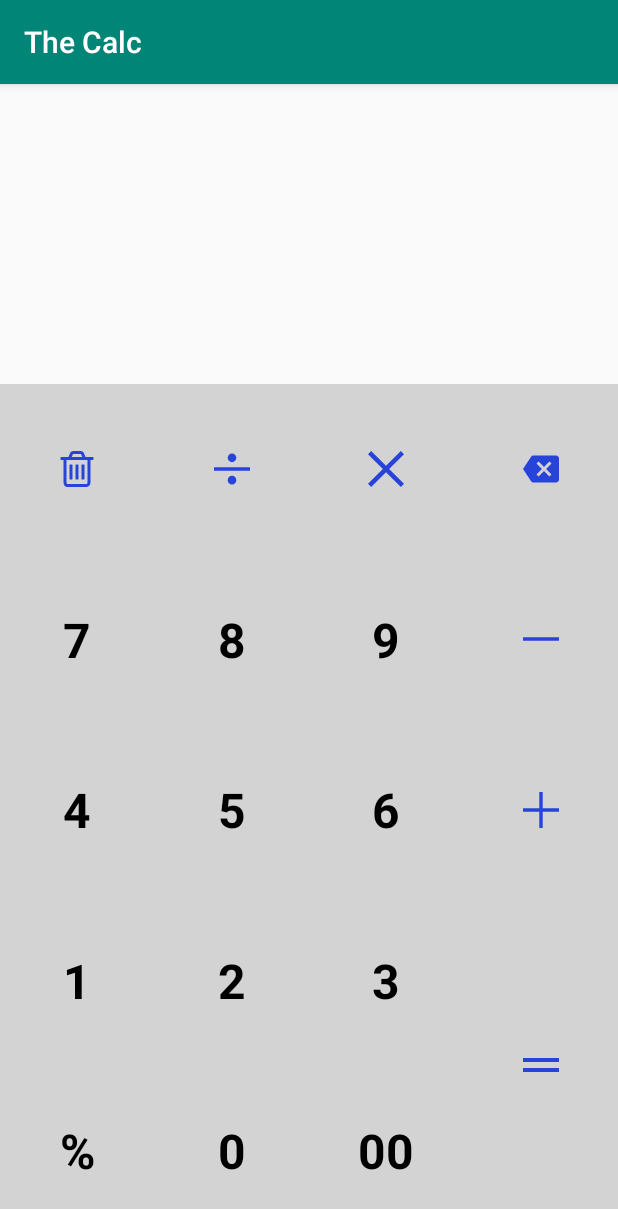
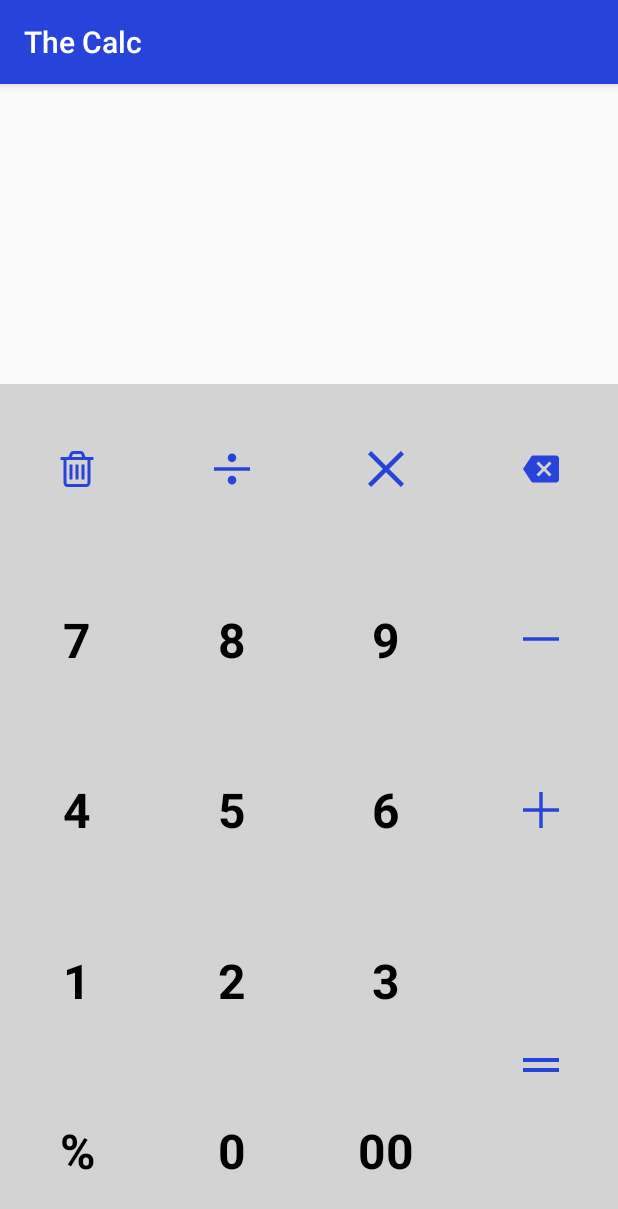
Before and after one commit to SulthanNK/The-Calc, an Android app: the screen it shows after launch (MainActivity), on a phone screen of 412 x 824 dp. Shown: the top 1209 px of the screen. Run offline under Robolectric (Android 15) with nearby library versions, the phone set to English and light mode, and no system bars.

Commit message:
Finished changes !

```diff
--- a/app/src/main/java/com/sulthan/thecalc/calculatoroutput/CalculatorOutputPresenter.kt
+++ b/app/src/main/java/com/sulthan/thecalc/calculatoroutput/CalculatorOutputPresenter.kt
@@ -18,6 +18,8 @@ object CalculatorOutputPresenter {
 
     fun attach(view: CalculatorOutputInterfaceView) {
         mmView = view
+        updateEquation()
+        updateOutcome()
     }
 
     fun detach() {
--- a/app/src/main/res/drawable-v24/ic_launcher_foreground.xml
+++ b/app/src/main/res/drawable-v24/ic_launcher_foreground.xml
@@ -1,30 +1,50 @@
 <vector xmlns:android="http://schemas.android.com/apk/res/android"
-    xmlns:aapt="http://schemas.android.com/aapt"
     android:width="108dp"
     android:height="108dp"
     android:viewportWidth="108"
     android:viewportHeight="108">
-    <path android:pathData="M31,63.928c0,0 6.4,-11 12.1,-13.1c7.2,-2.6 26,-1.4 26,-1.4l38.1,38.1L107,108.928l-32,-1L31,63.928z">
-        <aapt:attr name="android:fillColor">
-            <gradient
-                android:endX="85.84757"
-                android:endY="92.4963"
-                android:startX="42.9492"
-                android:startY="49.59793"
-                android:type="linear">
-                <item
-                    android:color="#44000000"
-                    android:offset="0.0" />
-                <item
-                    android:color="#00000000"
-                    android:offset="1.0" />
-            </gradient>
-        </aapt:attr>
-    </path>
-    <path
-        android:fillColor="#FFFFFF"
-        android:fillType="nonZero"
-        android:pathData="M65.3,45.828l3.8,-6.6c0.2,-0.4 0.1,-0.9 -0.3,-1.1c-0.4,-0.2 -0.9,-0.1 -1.1,0.3l-3.9,6.7c-6.3,-2.8 -13.4,-2.8 -19.7,0l-3.9,-6.7c-0.2,-0.4 -0.7,-0.5 -1.1,-0.3C38.8,38.328 38.7,38.828 38.9,39.228l3.8,6.6C36.2,49.428 31.7,56.028 31,63.928h46C76.3,56.028 71.8,49.428 65.3,45.828zM43.4,57.328c-0.8,0 -1.5,-0.5 -1.8,-1.2c-0.3,-0.7 -0.1,-1.5 0.4,-2.1c0.5,-0.5 1.4,-0.7 2.1,-0.4c0.7,0.3 1.2,1 1.2,1.8C45.3,56.528 44.5,57.328 43.4,57.328L43.4,57.328zM64.6,57.328c-0.8,0 -1.5,-0.5 -1.8,-1.2s-0.1,-1.5 0.4,-2.1c0.5,-0.5 1.4,-0.7 2.1,-0.4c0.7,0.3 1.2,1 1.2,1.8C66.5,56.528 65.6,57.328 64.6,57.328L64.6,57.328z"
-        android:strokeWidth="1"
-        android:strokeColor="#00000000" />
+    <group android:scaleX="0.7714286"
+        android:scaleY="0.7714286"
+        android:translateX="32.4"
+        android:translateY="32.4">
+        <path
+            android:pathData="M0,0h28v28h-28z"
+            android:fillColor="#EBBA16"/>
+        <path
+            android:pathData="M28,0h28v28h-28z"
+            android:fillColor="#ED8A19"/>
+        <path
+            android:pathData="M0,28h28v28h-28z"
+            android:fillColor="#ED8A19"/>
+        <path
+            android:pathData="M28,28h28v28h-28z"
+            android:fillColor="#556080"/>
+        <path
+            android:pathData="M48,46H36c-0.552,0 -1,-0.447 -1,-1s0.448,-1 1,-1h12c0.552,0 1,0.447 1,1S48.552,46 48,46z"
+            android:fillColor="#FFFFFF"/>
+        <path
+            android:pathData="M48,40H36c-0.552,0 -1,-0.447 -1,-1s0.448,-1 1,-1h12c0.552,0 1,0.447 1,1S48.552,40 48,40z"
+            android:fillColor="#FFFFFF"/>
+        <path
+            android:pathData="M14,43c-0.256,0 -0.512,-0.098 -0.707,-0.293c-0.391,-0.391 -0.391,-1.023 0,-1.414l5,-5c0.391,-0.391 1.023,-0.391 1.414,0s0.391,1.023 0,1.414l-5,5C14.512,42.902 14.256,43 14,43z"
+            android:fillColor="#FFFFFF"/>
+        <path
+            android:pathData="M9,48c-0.256,0 -0.512,-0.098 -0.707,-0.293c-0.391,-0.391 -0.391,-1.023 0,-1.414l5,-5c0.391,-0.391 1.023,-0.391 1.414,0s0.391,1.023 0,1.414l-5,5C9.512,47.902 9.256,48 9,48z"
+            android:fillColor="#FFFFFF"/>
+        <path
+            android:pathData="M19,48c-0.256,0 -0.512,-0.098 -0.707,-0.293l-5,-5c-0.391,-0.391 -0.391,-1.023 0,-1.414s1.023,-0.391 1.414,0l5,5c0.391,0.391 0.391,1.023 0,1.414C19.512,47.902 19.256,48 19,48z"
+            android:fillColor="#FFFFFF"/>
+        <path
+            android:pathData="M14,43c-0.256,0 -0.512,-0.098 -0.707,-0.293l-5,-5c-0.391,-0.391 -0.391,-1.023 0,-1.414s1.023,-0.391 1.414,0l5,5c0.391,0.391 0.391,1.023 0,1.414C14.512,42.902 14.256,43 14,43z"
+            android:fillColor="#FFFFFF"/>
+        <path
+            android:pathData="M20,15H8c-0.552,0 -1,-0.447 -1,-1s0.448,-1 1,-1h12c0.552,0 1,0.447 1,1S20.552,15 20,15z"
+            android:fillColor="#FFFFFF"/>
+        <path
+            android:pathData="M14,21c-0.552,0 -1,-0.447 -1,-1V8c0,-0.553 0.448,-1 1,-1s1,0.447 1,1v12C15,20.553 14.552,21 14,21z"
+            android:fillColor="#FFFFFF"/>
+        <path
+            android:pathData="M48,15H36c-0.552,0 -1,-0.447 -1,-1s0.448,-1 1,-1h12c0.552,0 1,0.447 1,1S48.552,15 48,15z"
+            android:fillColor="#FFFFFF"/>
+    </group>
 </vector>
--- /dev/null
+++ b/app/src/main/res/layout-land/activity_main.xml
@@ -0,0 +1,213 @@
+<?xml version="1.0" encoding="utf-8"?>
+<LinearLayout
+    xmlns:android="http://schemas.android.com/apk/res/android"
+    android:orientation="horizontal"
+    android:layout_width="match_parent"
+    android:layout_height="match_parent">
+
+    <com.sulthan.thecalc.calculatoroutput.CalculatorOutputView
+        android:id="@+id/output_layout"
+        android:layout_weight="1"
+        android:layout_width="0dp"
+        android:layout_height="match_parent"/>
+
+    <androidx.constraintlayout.widget.ConstraintLayout
+
+        xmlns:app="http://schemas.android.com/apk/res-auto"
+        android:layout_weight="1"
+        android:layout_width="0dp"
+        android:layout_height="match_parent">
+
+        <com.sulthan.thecalc.CalculatorInputView
+            android:id="@+id/key_clear"
+            android:layout_width="0dp"
+            android:layout_height="0dp"
+            app:item_icon="@drawable/ic_trash"
+            app:layout_constraintBottom_toTopOf="@id/key_7"
+            app:layout_constraintEnd_toStartOf="@id/key_divide"
+            app:layout_constraintStart_toStartOf="parent"
+            app:layout_constraintTop_toTopOf="parent" />
+
+        <com.sulthan.thecalc.CalculatorInputView
+            android:id="@+id/key_7"
+            android:layout_width="0dp"
+            android:layout_height="0dp"
+            app:item_text="7"
+            app:layout_constraintBottom_toTopOf="@id/key_4"
+            app:layout_constraintEnd_toStartOf="@id/key_8"
+            app:layout_constraintStart_toStartOf="parent"
+            app:layout_constraintTop_toBottomOf="@id/key_clear" />
+
+        <com.sulthan.thecalc.CalculatorInputView
+            android:id="@+id/key_4"
+            android:layout_width="0dp"
+            android:layout_height="0dp"
+            app:item_text="4"
+            app:layout_constraintBottom_toTopOf="@id/key_1"
+            app:layout_constraintEnd_toStartOf="@id/key_5"
+            app:layout_constraintStart_toStartOf="parent"
+            app:layout_constraintTop_toBottomOf="@id/key_7" />
+
+        <com.sulthan.thecalc.CalculatorInputView
+            android:id="@+id/key_1"
+            android:layout_width="0dp"
+            android:layout_height="0dp"
+            app:item_text="1"
+            app:layout_constraintBottom_toTopOf="@id/key_percent"
+            app:layout_constraintEnd_toStartOf="@id/key_2"
+            app:layout_constraintStart_toStartOf="parent"
+            app:layout_constraintTop_toBottomOf="@id/key_4" />
+
+        <com.sulthan.thecalc.CalculatorInputView
+            android:id="@+id/key_percent"
+            android:layout_width="0dp"
+            android:layout_height="0dp"
+            app:item_text="%"
+            app:layout_constraintBottom_toBottomOf="parent"
+            app:layout_constraintEnd_toStartOf="@id/key_0"
+            app:layout_constraintStart_toStartOf="parent"
+            app:layout_constraintTop_toBottomOf="@id/key_1" />
+
+        <com.sulthan.thecalc.CalculatorInputView
+            android:id="@+id/key_divide"
+            android:layout_width="0dp"
+            android:layout_height="0dp"
+            app:item_icon="@drawable/ic_divide"
+            app:layout_constraintBottom_toTopOf="@id/key_8"
+            app:layout_constraintEnd_toStartOf="@id/key_multiply"
+            app:layout_constraintStart_toEndOf="@id/key_clear"
+            app:layout_constraintTop_toTopOf="parent" />
+
+        <com.sulthan.thecalc.CalculatorInputView
+            android:id="@+id/key_8"
+            android:layout_width="0dp"
+            android:layout_height="0dp"
+            app:item_text="8"
+            app:layout_constraintBottom_toTopOf="@id/key_5"
+            app:layout_constraintEnd_toStartOf="@id/key_9"
+            app:layout_constraintStart_toEndOf="@id/key_7"
+            app:layout_constraintTop_toBottomOf="@id/key_divide" />
+
+        <com.sulthan.thecalc.CalculatorInputView
+            android:id="@+id/key_5"
+            android:layout_width="0dp"
+            android:layout_height="0dp"
+            app:item_text="5"
+            app:layout_constraintBottom_toTopOf="@id/key_2"
+            app:layout_constraintEnd_toStartOf="@id/key_6"
+            app:layout_constraintStart_toEndOf="@id/key_4"
+            app:layout_constraintTop_toBottomOf="@id/key_8" />
+
+        <com.sulthan.thecalc.CalculatorInputView
+            android:id="@+id/key_2"
+            android:layout_width="0dp"
+            android:layout_height="0dp"
+            app:item_text="2"
+            app:layout_constraintBottom_toTopOf="@id/key_0"
+            app:layout_constraintEnd_toStartOf="@id/key_3"
+            app:layout_constraintStart_toEndOf="@id/key_1"
+            app:layout_constraintTop_toBottomOf="@id/key_5" />
+
+        <com.sulthan.thecalc.CalculatorInputView
+            android:id="@+id/key_0"
+            android:layout_width="0dp"
+            android:layout_height="0dp"
+            app:item_text="0"
+            app:layout_constraintBottom_toBottomOf="parent"
+            app:layout_constraintEnd_toStartOf="@id/key_00"
+            app:layout_constraintStart_toEndOf="@id/key_percent"
+            app:layout_constraintTop_toBottomOf="@id/key_2" />
+
+        <com.sulthan.thecalc.CalculatorInputView
+            android:id="@+id/key_multiply"
+            android:layout_width="0dp"
+            android:layout_height="0dp"
+            app:item_icon="@drawable/ic_multiply"
+            app:layout_constraintBottom_toTopOf="@id/key_9"
+            app:layout_constraintEnd_toStartOf="@id/key_remove"
+            app:layout_constraintStart_toEndOf="@id/key_divide"
+            app:layout_constraintTop_toTopOf="parent" />
+
+        <com.sulthan.thecalc.CalculatorInputView
+            android:id="@+id/key_9"
+            android:layout_width="0dp"
+            android:layout_height="0dp"
+            app:item_text="9"
+            app:layout_constraintBottom_toTopOf="@id/key_6"
+            app:layout_constraintEnd_toStartOf="@id/key_minus"
+            app:layout_constraintStart_toEndOf="@id/key_8"
+            app:layout_constraintTop_toBottomOf="@id/key_multiply" />
+
+        <com.sulthan.thecalc.CalculatorInputView
+            android:id="@+id/key_6"
+            android:layout_width="0dp"
+            android:layout_height="0dp"
+            app:item_text="6"
+            app:layout_constraintBottom_toTopOf="@id/key_3"
+            app:layout_constraintEnd_toStartOf="@id/key_add"
+            app:layout_constraintStart_toEndOf="@id/key_5"
+            app:layout_constraintTop_toBottomOf="@id/key_9" />
+
+        <com.sulthan.thecalc.CalculatorInputView
+            android:id="@+id/key_3"
+            android:layout_width="0dp"
+            android:layout_height="0dp"
+            app:item_text="3"
+            app:layout_constraintBottom_toTopOf="@id/key_00"
+            app:layout_constraintEnd_toStartOf="@id/key_equal"
+            app:layout_constraintStart_toEndOf="@id/key_2"
+            app:layout_constraintTop_toBottomOf="@id/key_6" />
+
+        <com.sulthan.thecalc.CalculatorInputView
+            android:id="@+id/key_00"
+            android:layout_width="0dp"
+            android:layout_height="0dp"
+            app:item_text="00"
+            app:layout_constraintBottom_toBottomOf="parent"
+            app:layout_constraintEnd_toStartOf="@id/key_equal"
+            app:layout_constraintStart_toEndOf="@id/key_0"
+            app:layout_constraintTop_toBottomOf="@id/key_3" />
+
+        <com.sulthan.thecalc.CalculatorInputView
+            android:id="@+id/key_remove"
+            android:layout_width="0dp"
+            android:layout_height="0dp"
+            app:item_icon="@drawable/ic_delete"
+            app:layout_constraintBottom_toTopOf="@id/key_minus"
+            app:layout_constraintEnd_toEndOf="parent"
+            app:layout_constraintStart_toEndOf="@id/key_multiply"
+            app:layout_constraintTop_toTopOf="parent" />
+
+        <com.sulthan.thecalc.CalculatorInputView
+            android:id="@+id/key_minus"
+            android:layout_width="0dp"
+            android:layout_height="0dp"
+            app:item_icon="@drawable/ic_minus"
+            app:layout_constraintBottom_toTopOf="@id/key_add"
+            app:layout_constraintEnd_toEndOf="parent"
+            app:layout_constraintStart_toEndOf="@id/key_9"
+            app:layout_constraintTop_toBottomOf="@id/key_remove" />
+
+        <com.sulthan.thecalc.CalculatorInputView
+            android:id="@+id/key_add"
+            android:layout_width="0dp"
+            android:layout_height="0dp"
+            app:item_icon="@drawable/ic_plus"
+            app:layout_constraintBottom_toTopOf="@id/key_3"
+            app:layout_constraintEnd_toEndOf="parent"
+            app:layout_constraintStart_toEndOf="@id/key_6"
+            app:layout_constraintTop_toBottomOf="@id/key_minus" />
+
+        <com.sulthan.thecalc.CalculatorInputView
+            android:id="@+id/key_equal"
+            android:layout_width="0dp"
+            android:layout_height="0dp"
+            app:item_icon="@drawable/ic_equal"
+            app:layout_constraintBottom_toBottomOf="parent"
+            app:layout_constraintEnd_toEndOf="parent"
+            app:layout_constraintStart_toEndOf="@id/key_3"
+            app:layout_constraintTop_toBottomOf="@id/key_add" />
+
+    </androidx.constraintlayout.widget.ConstraintLayout>
+
+</LinearLayout>
--- a/app/src/main/res/values/colors.xml
+++ b/app/src/main/res/values/colors.xml
@@ -1,14 +1,14 @@
 <?xml version="1.0" encoding="utf-8"?>
 <resources>
-    <color name="colorPrimary">#008577</color>
-    <color name="colorPrimaryDark">#005748</color>
+    <color name="colorPrimary">#2843DA</color>
+    <color name="colorPrimaryDark">#2843DA</color>
     <color name="colorAccent">#2843DA</color>
 
     <color name="colorTileBackground">#D3D3D3</color>
     <color name="colorCalculatorBackground">#FFFFFF</color>
 
     <color name="colorText">#000000</color>
-    <color name="colorTextLight">#A0A0A0</color>
+    <color name="colorTextLight">#A39F9F</color>
 
     <color name="colorImage">@color/colorAccent</color>
 </resources>
```
